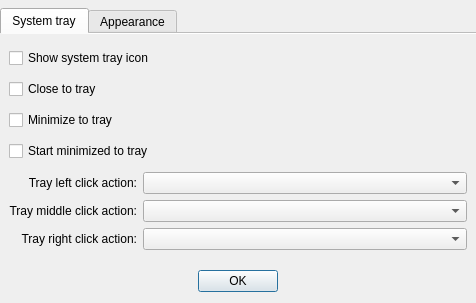
Before: the Qt Designer form src/dialogs/PreferencesDialog.ui in d1vanov/quentier, drawn with Qt 5.
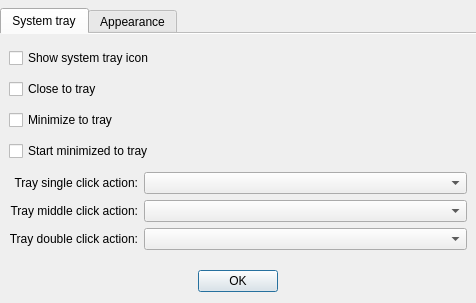
After: the same form once the commit is applied.

Commit message: Issue #95: implement separate and configurable actions per single click, middle click and double click on the system tray icon

Diff of the .ui file:
```diff
--- a/src/dialogs/PreferencesDialog.ui
+++ b/src/dialogs/PreferencesDialog.ui
@@ -75,7 +75,7 @@
          <item row="0" column="0">
           <widget class="QLabel" name="trayLeftMouseButtonClickActionLabel">
            <property name="text">
-            <string>Tray left click action:</string>
+            <string>Tray single click action:</string>
            </property>
            <property name="alignment">
             <set>Qt::AlignRight|Qt::AlignTrailing|Qt::AlignVCenter</set>
@@ -127,7 +127,7 @@
          <item row="2" column="0">
           <widget class="QLabel" name="trayRightMouseButtonClickActionLabel">
            <property name="text">
-            <string>Tray right click action:</string>
+            <string>Tray double click action:</string>
            </property>
            <property name="alignment">
             <set>Qt::AlignRight|Qt::AlignTrailing|Qt::AlignVCenter</set>
```
Left out of the diff: 12 changed lines with no effect on the pictures. The commit also changes 7 other files.
